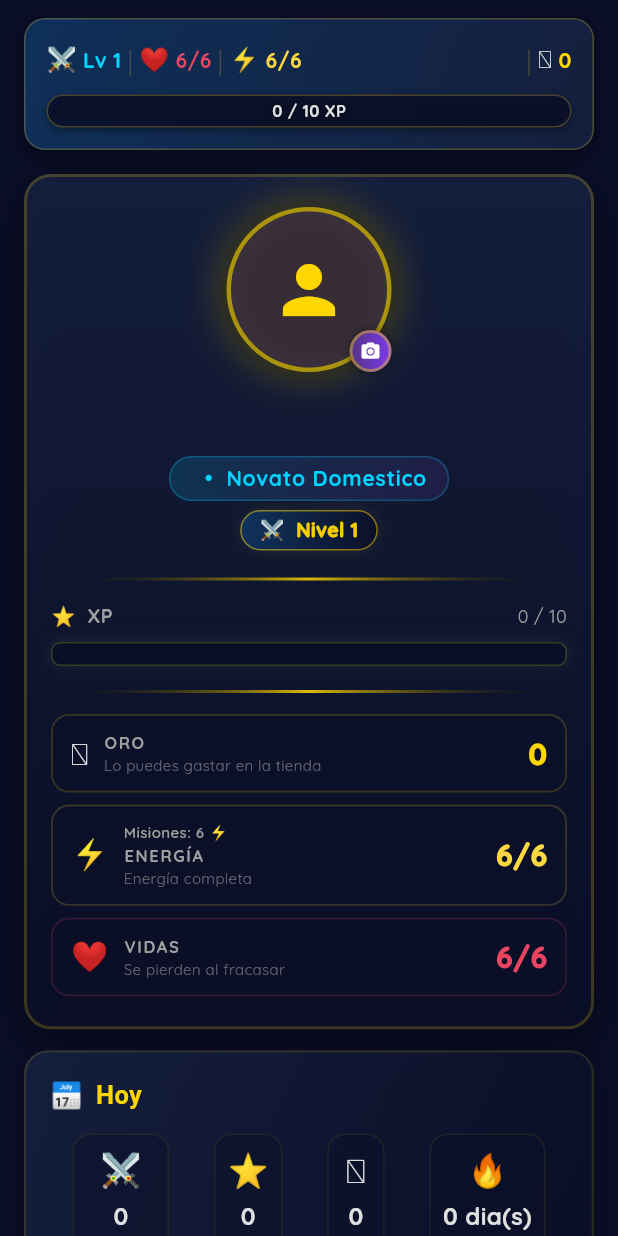
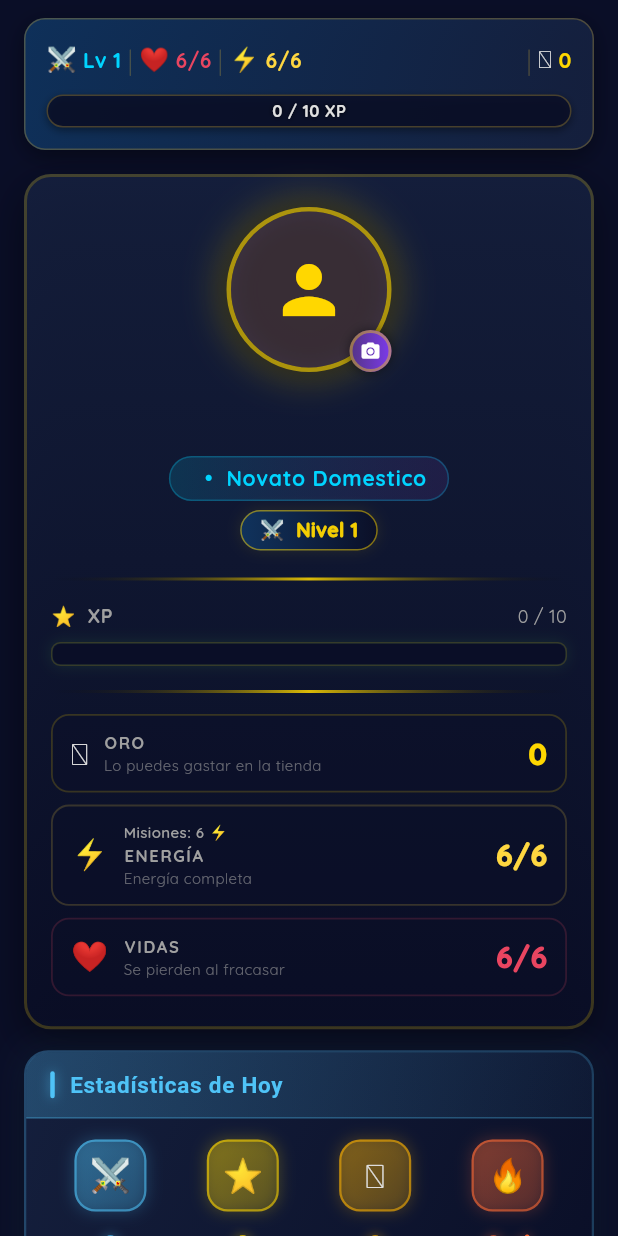
Before and after one commit to Galderolo/Heroina, a Flutter app: the CharacterScreen widget shown alone on an empty page, opened directly, on a phone screen of 412 x 824 dp. Run offline on Flutter 3.47's test engine with Material 3 defaults, Android fonts, the phone set to English and light mode, and no system bars; our stand-ins replace confetti, get_it, google_fonts, image_picker, shared_preferences; accounts and stored records are empty.

Commit message:
feat: ui improvements

```diff
--- a/FlutterApp/heroesdelhogar/lib/presentation/screens/character/character_screen.dart
+++ b/FlutterApp/heroesdelhogar/lib/presentation/screens/character/character_screen.dart
@@ -72,12 +72,13 @@ class CharacterScreen extends StatelessWidget {
                 // === Stats de hoy ===
                 _buildStatsSection(
                   context,
-                  title: '\u{1F4C5}  Hoy',
+                  title: 'Estadísticas de Hoy',
+                  headerColor: const Color(0xFF4FC3F7),
                   stats: [
-                    _StatData('\u{2694}\u{FE0F}', 'Misiones', '${todayStats.missions}'),
-                    _StatData('\u{2B50}', 'XP', '${todayStats.xp}'),
-                    _StatData('\u{1FA99}', 'Oro', '${todayStats.gold}'),
-                    _StatData('\u{1F525}', 'Racha', '$streak dia(s)'),
+                    _StatData('\u{2694}\u{FE0F}', 'Misiones\nCompletadas', '${todayStats.missions}', const Color(0xFF4FC3F7)),
+                    _StatData('\u{2B50}', 'XP\nGanada', '${todayStats.xp}', const Color(0xFFFFD700)),
+                    _StatData('\u{1FA99}', 'Oro\nGanado', '${todayStats.gold}', const Color(0xFFFFB300)),
+                    _StatData('\u{1F525}', 'Racha\nActual', '$streak d', const Color(0xFFFF6B35)),
                   ],
                 ),
                 const SizedBox(height: 14),
@@ -85,12 +86,13 @@ class CharacterScreen extends StatelessWidget {
                 // === Total stats ===
                 _buildStatsSection(
                   context,
-                  title: '\u{1F4CA}  Totales',
+                  title: 'Estadísticas Totales',
+                  headerColor: const Color(0xFFA855F7),
                   stats: [
-                    _StatData('\u{2694}\u{FE0F}', 'Misiones', '${game.state.stats.totalMissions}'),
-                    _StatData('\u{2B50}', 'XP', '${game.state.stats.totalXP}'),
-                    _StatData('\u{1FA99}', 'Oro', '${game.state.stats.totalGold}'),
-                    _StatData('\u{1F6CD}\u{FE0F}', 'Gastado', '${game.state.stats.totalSpent}'),
+                    _StatData('\u{1F3C6}', 'Misiones\nTotales', '${game.state.stats.totalMissions}', const Color(0xFF4FC3F7)),
+                    _StatData('\u{2B50}', 'XP\nTotal', '${game.state.stats.totalXP}', const Color(0xFFFFD700)),
+                    _StatData('\u{1FA99}', 'Oro\nGanado', '${game.state.stats.totalGold}', const Color(0xFFFFB300)),
+                    _StatData('\u{1F6CD}\u{FE0F}', 'Oro\nGastado', '${game.state.stats.totalSpent}', const Color(0xFFEF4444)),
                   ],
                 ),
 
@@ -318,25 +320,27 @@ class CharacterScreen extends StatelessWidget {
   Widget _buildStatsSection(
     BuildContext context, {
     required String title,
+    required Color headerColor,
     required List<_StatData> stats,
   }) {
     return Container(
-      padding: const EdgeInsets.all(16),
       decoration: BoxDecoration(
         gradient: const LinearGradient(
           begin: Alignment.topLeft,
           end: Alignment.bottomRight,
-          colors: [
-            Color(0xE0162140),
-            Color(0xE60A0E27),
-          ],
+          colors: [Color(0xE0162140), Color(0xE60A0E27)],
         ),
         borderRadius: BorderRadius.circular(16),
         border: Border.all(
-          color: AppColors.goldBright.withValues(alpha: 0.12),
+          color: headerColor.withValues(alpha: 0.25),
           width: 1.5,
         ),
         boxShadow: [
+          BoxShadow(
+            color: headerColor.withValues(alpha: 0.08),
+            blurRadius: 18,
+            spreadRadius: 1,
+          ),
           BoxShadow(
             color: Colors.black.withValues(alpha: 0.35),
             blurRadius: 15,
@@ -347,24 +351,76 @@ class CharacterScreen extends StatelessWidget {
       child: Column(
         crossAxisAlignment: CrossAxisAlignment.start,
         children: [
+          // Cabecera degradada estilo Blizzard
+          Container(
+            padding:
+                const EdgeInsets.symmetric(horizontal: 16, vertical: 11),
+            decoration: BoxDecoration(
+              gradient: LinearGradient(
+                begin: Alignment.centerLeft,
+                end: Alignment.centerRight,
+                colors: [
+                  headerColor.withValues(alpha: 0.25),
+                  headerColor.withValues(alpha: 0.05),
+                ],
+              ),
+              borderRadius: const BorderRadius.only(
+                topLeft: Radius.circular(14),
+                topRight: Radius.circular(14),
+              ),
+              border: Border(
+                bottom: BorderSide(
+                  color: headerColor.withValues(alpha: 0.3),
+                  width: 1,
+                ),
+              ),
+            ),
+            child: Row(
+              children: [
+                Container(
+                  width: 3,
+                  height: 18,
+                  decoration: BoxDecoration(
+                    color: headerColor,
+                    borderRadius: BorderRadius.circular(2),
+                    boxShadow: [
+                      BoxShadow(
+                        color: headerColor.withValues(alpha: 0.6),
+                        blurRadius: 6,
+                      ),
+                    ],
+                  ),
+                ),
+                const SizedBox(width: 10),
                 Text(
                   title,
                   style: GoogleFonts.medievalSharp(
-              color: AppColors.goldBright,
-              fontSize: 17,
+                    color: headerColor,
+                    fontSize: 15,
                     fontWeight: FontWeight.bold,
+                    letterSpacing: 0.5,
                   ),
                 ),
-          const SizedBox(height: 14),
-          Row(
-            mainAxisAlignment: MainAxisAlignment.spaceAround,
+              ],
+            ),
+          ),
+
+          // Grid de stats
+          Padding(
+            padding:
+                const EdgeInsets.symmetric(horizontal: 12, vertical: 14),
+            child: Row(
               children: stats
-                .map((s) => _StatItem(
+                  .map((s) => Expanded(
+                        child: _StatItem(
                           icon: s.icon,
                           label: s.label,
                           value: s.value,
+                          color: s.color,
+                        ),
                       ))
                   .toList(),
+            ),
           ),
         ],
       ),
@@ -628,7 +684,8 @@ class _StatData {
   final String icon;
   final String label;
   final String value;
-  const _StatData(this.icon, this.label, this.value);
+  final Color color;
+  const _StatData(this.icon, this.label, this.value, this.color);
 }
 
 // === Stat Item Widget ===
@@ -636,46 +693,77 @@ class _StatItem extends StatelessWidget {
   final String icon;
   final String label;
   final String value;
+  final Color color;
 
   const _StatItem({
     required this.icon,
     required this.label,
     required this.value,
+    required this.color,
   });
 
   @override
   Widget build(BuildContext context) {
-    return Container(
-      padding: const EdgeInsets.symmetric(horizontal: 8, vertical: 8),
+    return Column(
+      children: [
+        // Icono con fondo degradado de color
+        Container(
+          width: 48,
+          height: 48,
           decoration: BoxDecoration(
-        color: AppColors.dark.withValues(alpha: 0.4),
-        borderRadius: BorderRadius.circular(12),
+            gradient: LinearGradient(
+              begin: Alignment.topLeft,
+              end: Alignment.bottomRight,
+              colors: [
+                color.withValues(alpha: 0.35),
+                color.withValues(alpha: 0.12),
+              ],
+            ),
+            borderRadius: BorderRadius.circular(14),
             border: Border.all(
-          color: AppColors.goldBright.withValues(alpha: 0.08),
+              color: color.withValues(alpha: 0.55),
+              width: 1.5,
+            ),
+            boxShadow: [
+              BoxShadow(
+                color: color.withValues(alpha: 0.2),
+                blurRadius: 8,
+                spreadRadius: 1,
+              ),
+            ],
+          ),
+          child: Center(
+            child: Text(icon, style: const TextStyle(fontSize: 22)),
           ),
         ),
-      child: Column(
-        children: [
-          Text(icon, style: const TextStyle(fontSize: 22)),
-          const SizedBox(height: 4),
+        const SizedBox(height: 8),
+        // Valor grande y brillante
         Text(
           value,
-            style: const TextStyle(
-              fontWeight: FontWeight.w800,
-              color: AppColors.textPrimary,
-              fontSize: 16,
+          style: TextStyle(
+            fontWeight: FontWeight.w900,
+            color: color,
+            fontSize: 20,
+            shadows: [
+              Shadow(
+                color: color.withValues(alpha: 0.5),
+                blurRadius: 8,
+              ),
+            ],
           ),
         ),
+        const SizedBox(height: 2),
         Text(
           label,
+          textAlign: TextAlign.center,
           style: TextStyle(
             color: AppColors.textSecondary,
-              fontSize: 11,
+            fontSize: 10,
             fontWeight: FontWeight.w600,
+            height: 1.2,
           ),
         ),
       ],
-      ),
     );
   }
 }
```
Lines whose indentation alone changed are shown as unchanged.
